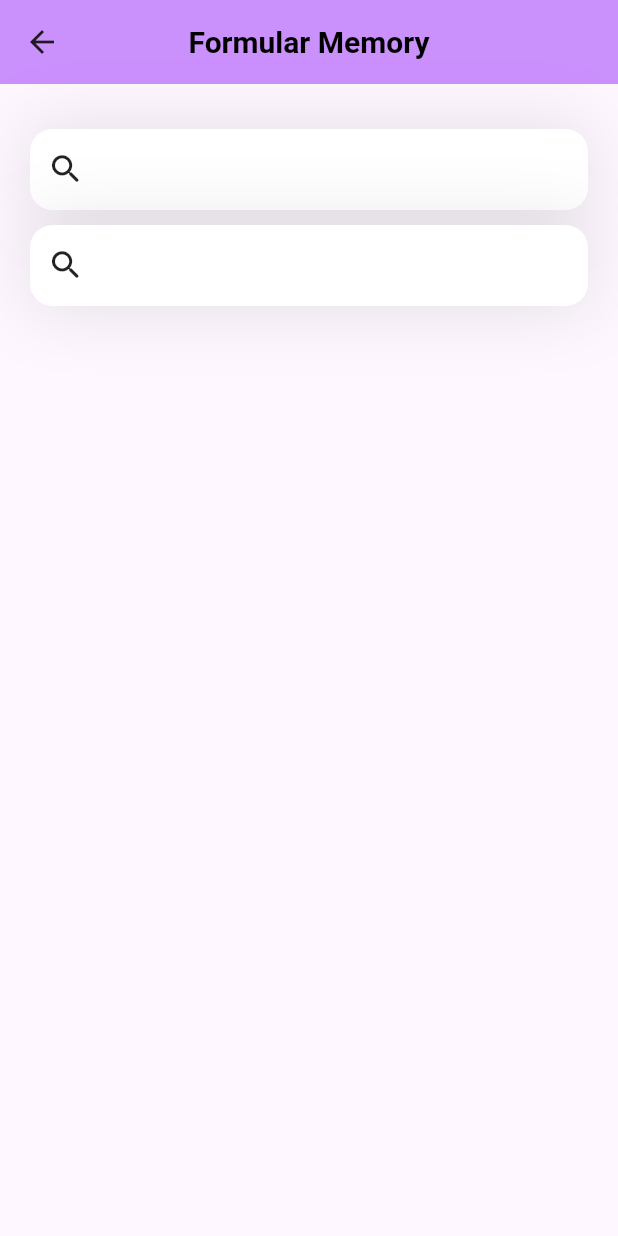
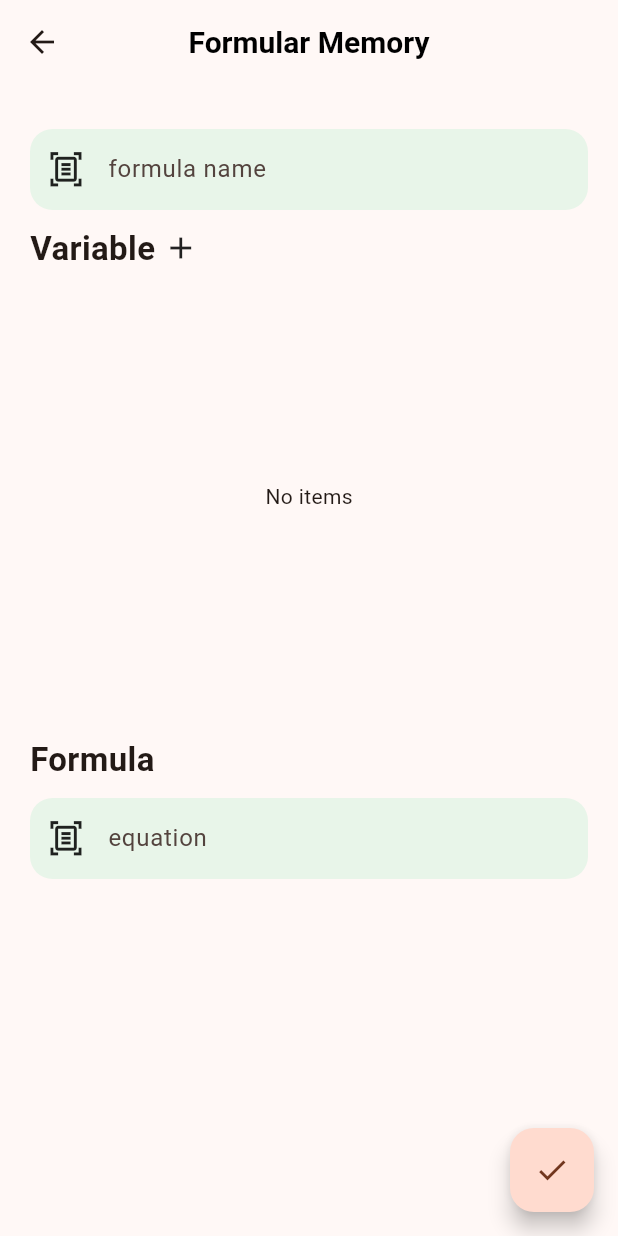
Before and after one commit to Besutodesuka/Formem, a Flutter app: the AddFormula screen opened directly, on a phone screen of 412 x 824 dp. Run offline on Flutter 3.47's test engine with Material 2 defaults, Android fonts, the phone set to English and light mode, and no system bars; our stand-ins replace go_router, hive_flutter; missing offline and left inert: dart:ffi; accounts and stored records are empty.

Commit message:
feat: button for add variable for formula

```diff
--- a/lib/pages/add_formular.dart
+++ b/lib/pages/add_formular.dart
@@ -1,62 +1,159 @@
 import 'package:flutter/material.dart';
+import 'package:hive_flutter/hive_flutter.dart';
 
-class AddFormula extends StatelessWidget {
+import '../widget/addvar_dialog_box.dart';
+import '../widget/variable_tile.dart';
+
+class AddFormula extends StatefulWidget {
   const AddFormula({super.key});
 
   @override
+  State<AddFormula> createState() => _AddFormulaState();
+}
+
+class _AddFormulaState extends State<AddFormula> {
+  // ref to db
+  final _NameController = TextEditingController();
+  final _ValueController = TextEditingController();
+  final _UnitController = TextEditingController();
+  final _formulaBox = Hive.box('formula');
+
+  List TempVariable = [];
+  // write data
+  void writeData(int key, List<String> value) {
+    /* # schema is
+
+    */
+    _formulaBox.put(key, value);
+  }
+
+  // Read data
+  void readData(int key) {
+    _formulaBox.get(key);
+  }
+
+  void SaveNewVariable() {
+    if (_NameController.text != '' && _UnitController.text != '') {
+      setState(() {
+        TempVariable.add([_NameController.text, _UnitController.text]);
+      });
+      _NameController.text = '';
+      _UnitController.text = '';
+      Navigator.of(context).pop();
+    }
+    // alert no filled
+  }
+
+  void SaveNewFormula() {}
+
+  void createNewVar() {
+    showDialog(
+        context: context,
+        builder: (context) {
+          return addvarAlert(
+            OnSave: SaveNewVariable,
+            OnCancel: () => Navigator.of(context).pop(),
+            NameController: _NameController,
+            UnitController: _UnitController,
+          );
+        });
+  }
+
+  @override
   Widget build(BuildContext context) {
+    var FormNameController = TextEditingController();
     return Scaffold(
       appBar: AddformAppbar(),
       body: Column(children: [
         // Container(child: Text('Name')),
         Container(
           margin: const EdgeInsets.only(top: 30, left: 20, right: 20),
-          decoration: const BoxDecoration(boxShadow: [
-            BoxShadow(
-                color: Color.fromRGBO(0, 0, 0, 0.11),
-                blurRadius: 40,
-                spreadRadius: 0.0)
-          ]),
           child: TextField(
+            controller: FormNameController,
             decoration: InputDecoration(
                 contentPadding: const EdgeInsets.all(15),
                 prefixIcon: const Icon(
-                  Icons.search_rounded,
+                  Icons.document_scanner_outlined,
                   color: Colors.black87,
                   size: 25.0,
                 ),
+                hintText: 'formula name',
                 filled: true,
-                fillColor: Colors.white,
+                fillColor: Colors.green[50],
                 border: OutlineInputBorder(
                     borderRadius: BorderRadius.circular(15),
                     borderSide: BorderSide.none)),
           ),
         ),
+        // add var form
+        Center(
+          child: Row(
+            mainAxisAlignment: MainAxisAlignment.start,
+            children: [
+              Container(
+                margin: const EdgeInsets.only(top: 10, left: 20),
+                child: const Text(
+                  'Variable',
+                  style: TextStyle(fontSize: 22, fontWeight: FontWeight.bold),
+                ),
+              ),
+              Container(
+                  margin: const EdgeInsets.only(top: 10, left: 5),
+                  child: GestureDetector(
+                      child: const Icon(Icons.add_outlined), onTap: createNewVar
+                      // get Name from textfield
+                      // organize data in list
+                      // write data
+                      ))
+            ],
+          ),
+        ),
+        Container(
+          height: 300,
+          child: TempVariable.isNotEmpty
+              ? ListView.builder(
+                  itemCount: TempVariable.length,
+                  itemBuilder: (context, index) {
+                    return VarTile(
+                        Name: TempVariable[index][0],
+                        Unit: TempVariable[index][1]);
+                  },
+                )
+              : const Center(child: Text('No items')),
+        ),
+        Container(
+          alignment: Alignment.centerLeft,
+          margin: const EdgeInsets.only(top: 10, left: 20),
+          child: const Text(
+            'Formula',
+            style: TextStyle(fontSize: 22, fontWeight: FontWeight.bold),
+          ),
+        ),
+        //custom keybard
         Container(
           margin: const EdgeInsets.only(top: 10, left: 20, right: 20),
-          decoration: const BoxDecoration(boxShadow: [
-            BoxShadow(
-                color: Color.fromRGBO(0, 0, 0, 0.11),
-                blurRadius: 40,
-                spreadRadius: 0.0)
-          ]),
           child: TextField(
             decoration: InputDecoration(
                 contentPadding: const EdgeInsets.all(15),
                 prefixIcon: const Icon(
-                  Icons.search_rounded,
+                  Icons.document_scanner_outlined,
                   color: Colors.black87,
                   size: 25.0,
                 ),
+                hintText: 'equation',
                 filled: true,
-                fillColor: Colors.white,
+                fillColor: Colors.green[50],
                 border: OutlineInputBorder(
                     borderRadius: BorderRadius.circular(15),
                     borderSide: BorderSide.none)),
           ),
         ),
-        // scroll view
       ]),
+      floatingActionButton: FloatingActionButton(
+        tooltip: 'press here to add more formula',
+        onPressed: SaveNewFormula,
+        child: const Icon(Icons.check),
+      ),
     );
   }
 
@@ -67,7 +164,6 @@ class AddFormula extends StatelessWidget {
         style: TextStyle(
             color: Colors.black, fontSize: 20, fontWeight: FontWeight.bold),
       ),
-      backgroundColor: const Color.fromRGBO(169, 78, 250, 0.612),
       centerTitle: true,
     );
   }
--- a/pubspec.yaml
+++ b/pubspec.yaml
@@ -36,6 +36,8 @@ dependencies:
   # Use with the CupertinoIcons class for iOS style icons.
   cupertino_icons: ^1.0.2
   go_router: ^9.0.1
+  hive: ^2.2.3
+  hive_flutter: ^1.1.0
 
 dev_dependencies:
   flutter_test:
@@ -47,6 +49,8 @@ dev_dependencies:
   # package. See that file for information about deactivating specific lint
   # rules and activating additional ones.
   flutter_lints: ^2.0.0
+  hive_generator: ^2.0.0
+  build_runner: ^2.4.6
 
 # For information on the generic Dart part of this file, see the
 # following page: https://dart.dev/tools/pub/pubspec
```
Also changed, not shown: lib/main.dart (+7 -4 lines), lib/pages/home.dart (+16 -16 lines), lib/widget/addvar_dialog_box.dart (added, +59 -0 lines), lib/widget/variable_tile.dart (added, +29 -0 lines), pubspec.lock, 1 other file.
